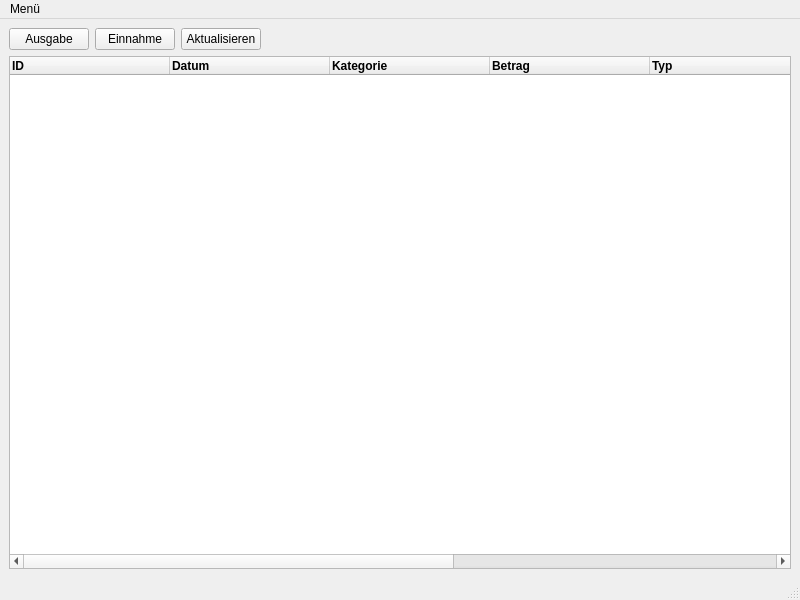
Above: ui/mainwindow.ui from FabianGuillemin/expenseManager before the change. Below: the same form after it.
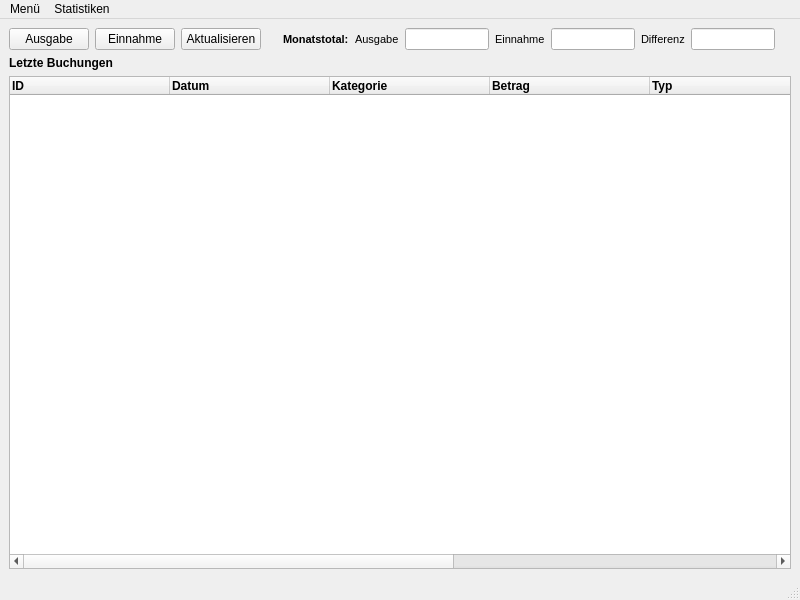
That is the form after the change.

```diff
--- a/ui/mainwindow.ui
+++ b/ui/mainwindow.ui
@@ -15,7 +15,175 @@
   </property>
   <widget class="QWidget" name="centralwidget">
    <layout class="QGridLayout" name="gridLayout">
+    <item row="0" column="0">
+     <layout class="QHBoxLayout" name="horizontalLayout">
+      <item>
+       <widget class="QPushButton" name="btnExpense">
+        <property name="text">
+         <string>Ausgabe</string>
+        </property>
+       </widget>
+      </item>
+      <item>
+       <widget class="QPushButton" name="btnIncome">
+        <property name="text">
+         <string>Einnahme</string>
+        </property>
+       </widget>
+      </item>
+      <item>
+       <widget class="QPushButton" name="btnUpdate">
+        <property name="text">
+         <string>Aktualisieren</string>
+        </property>
+       </widget>
+      </item>
+      <item>
+       <spacer name="horizontalSpacer">
+        <property name="orientation">
+         <enum>Qt::Horizontal</enum>
+        </property>
+        <property name="sizeHint" stdset="0">
+         <size>
+          <width>40</width>
+          <height>20</height>
+         </size>
+        </property>
+       </spacer>
+      </item>
+      <item>
+       <widget class="QLabel" name="label_4">
+        <property name="font">
+         <font>
+          <pointsize>8</pointsize>
+          <weight>75</weight>
+          <bold>true</bold>
+         </font>
+        </property>
+        <property name="text">
+         <string>Monatstotal:</string>
+        </property>
+       </widget>
+      </item>
+      <item>
+       <widget class="QLabel" name="label_2">
+        <property name="font">
+         <font>
+          <pointsize>8</pointsize>
+         </font>
+        </property>
+        <property name="text">
+         <string>Ausgabe</string>
+        </property>
+       </widget>
+      </item>
+      <item>
+       <widget class="QLineEdit" name="totalExpense">
+        <property name="maximumSize">
+         <size>
+          <width>120</width>
+          <height>16777215</height>
+         </size>
+        </property>
+        <property name="font">
+         <font>
+          <pointsize>8</pointsize>
+         </font>
+        </property>
+        <property name="readOnly">
+         <bool>true</bool>
+        </property>
+       </widget>
+      </item>
+      <item>
+       <widget class="QLabel" name="label_3">
+        <property name="font">
+         <font>
+          <pointsize>8</pointsize>
+         </font>
+        </property>
+        <property name="text">
+         <string>Einnahme</string>
+        </property>
+       </widget>
+      </item>
+      <item>
+       <widget class="QLineEdit" name="totalReceipt">
+        <property name="maximumSize">
+         <size>
+          <width>120</width>
+          <height>16777215</height>
+         </size>
+        </property>
+        <property name="font">
+         <font>
+          <pointsize>8</pointsize>
+         </font>
+        </property>
+        <property name="readOnly">
+         <bool>true</bool>
+        </property>
+       </widget>
+      </item>
+      <item>
+       <widget class="QLabel" name="label_5">
+        <property name="font">
+         <font>
+          <pointsize>8</pointsize>
+         </font>
+        </property>
+        <property name="text">
+         <string>Differenz</string>
+        </property>
+       </widget>
+      </item>
+      <item>
+       <widget class="QLineEdit" name="totalDiff">
+        <property name="maximumSize">
+         <size>
+          <width>120</width>
+          <height>16777215</height>
+         </size>
+        </property>
+        <property name="font">
+         <font>
+          <pointsize>8</pointsize>
+         </font>
+        </property>
+        <property name="readOnly">
+         <bool>true</bool>
+        </property>
+       </widget>
+      </item>
+      <item>
+       <spacer name="horizontalSpacer_2">
+        <property name="orientation">
+         <enum>Qt::Horizontal</enum>
+        </property>
+        <property name="sizeHint" stdset="0">
+         <size>
+          <width>40</width>
+          <height>20</height>
+         </size>
+        </property>
+       </spacer>
+      </item>
+     </layout>
+    </item>
     <item row="1" column="0">
+     <widget class="QLabel" name="label">
+      <property name="font">
+       <font>
+        <weight>75</weight>
+        <bold>true</bold>
+       </font>
+      </property>
+      <property name="text">
+       <string>Letzte Buchungen</string>
+      </property>
+     </widget>
+    </item>
+    <item row="2" column="0">
      <widget class="QTableWidget" name="tableWidget">
       <property name="contextMenuPolicy">
        <enum>Qt::DefaultContextMenu</enum>
@@ -158,44 +326,6 @@
       </column>
      </widget>
     </item>
-    <item row="0" column="0">
-     <layout class="QHBoxLayout" name="horizontalLayout">
-      <item>
-       <widget class="QPushButton" name="btnExpense">
-        <property name="text">
-         <string>Ausgabe</string>
-        </property>
-       </widget>
-      </item>
-      <item>
-       <widget class="QPushButton" name="btnIncome">
-        <property name="text">
-         <string>Einnahme</string>
-        </property>
-       </widget>
-      </item>
-      <item>
-       <widget class="QPushButton" name="btnUpdate">
-        <property name="text">
-         <string>Aktualisieren</string>
-        </property>
-       </widget>
-      </item>
-      <item>
-       <spacer name="horizontalSpacer">
-        <property name="orientation">
-         <enum>Qt::Horizontal</enum>
-        </property>
-        <property name="sizeHint" stdset="0">
-         <size>
-          <width>40</width>
-          <height>20</height>
-         </size>
-        </property>
-       </spacer>
-      </item>
-     </layout>
-    </item>
    </layout>
   </widget>
   <widget class="QMenuBar" name="menubar">
@@ -214,7 +344,15 @@
     <addaction name="actionKategorie_bearbeiten"/>
     <addaction name="actionDB_Konfiguration"/>
    </widget>
+   <widget class="QMenu" name="menuStatistiken">
+    <property name="title">
+     <string>Statistiken</string>
+    </property>
+    <addaction name="actionBuchungs_bersicht"/>
+    <addaction name="actionJahresvergleich"/>
+   </widget>
    <addaction name="menuMen"/>
+   <addaction name="menuStatistiken"/>
   </widget>
   <widget class="QStatusBar" name="statusbar"/>
   <action name="actionKategorie_bearbeiten">
@@ -227,6 +365,16 @@
     <string>DB Konfiguration</string>
    </property>
   </action>
+  <action name="actionJahresvergleich">
+   <property name="text">
+    <string>Jahresvergleich</string>
+   </property>
+  </action>
+  <action name="actionBuchungs_bersicht">
+   <property name="text">
+    <string>Buchungsübersicht</string>
+   </property>
+  </action>
  </widget>
  <resources/>
  <connections/>
```
